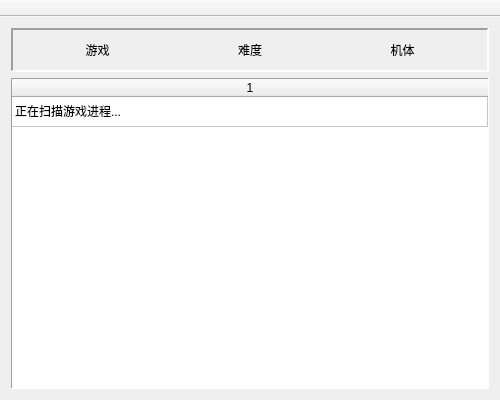
Old version of the form THScore/mainwindow.ui in the repository denebwang/touhouScore.
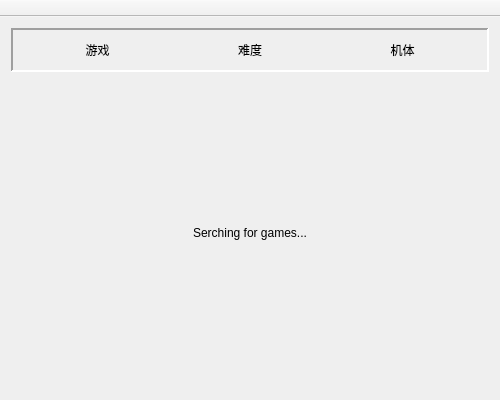
New version of the form. Icons and pictures are not drawn.

Commit message: 退出游戏后不会跟着退出了

Patch:
```diff
--- a/THScore/mainwindow.ui
+++ b/THScore/mainwindow.ui
@@ -113,6 +113,30 @@
      </widget>
     </item>
     <item>
+     <widget class="QStackedWidget" name="stackedWidget">
+      <property name="currentIndex">
+       <number>0</number>
+      </property>
+      <widget class="QWidget" name="defaultPage">
+       <layout class="QHBoxLayout" name="horizontalLayout_2">
+        <item>
+         <widget class="QLabel" name="label">
+          <property name="text">
+           <string>Serching for games...</string>
+          </property>
+          <property name="textFormat">
+           <enum>Qt::RichText</enum>
+          </property>
+          <property name="alignment">
+           <set>Qt::AlignCenter</set>
+          </property>
+         </widget>
+        </item>
+       </layout>
+      </widget>
+      <widget class="QWidget" name="tablePage">
+       <layout class="QHBoxLayout" name="horizontalLayout_3">
+        <item>
      <widget class="QTableWidget" name="tableWidget">
       <property name="focusPolicy">
        <enum>Qt::NoFocus</enum>
@@ -178,9 +202,13 @@
       <column/>
       <item row="0" column="0">
        <property name="text">
-        <string>正在扫描游戏进程...</string>
-       </property>
-      </item>
+            <string/>
+           </property>
+          </item>
+         </widget>
+        </item>
+       </layout>
+      </widget>
      </widget>
     </item>
    </layout>
```
Lines whose indentation alone changed are shown as unchanged. The commit also changes 3 other files.
